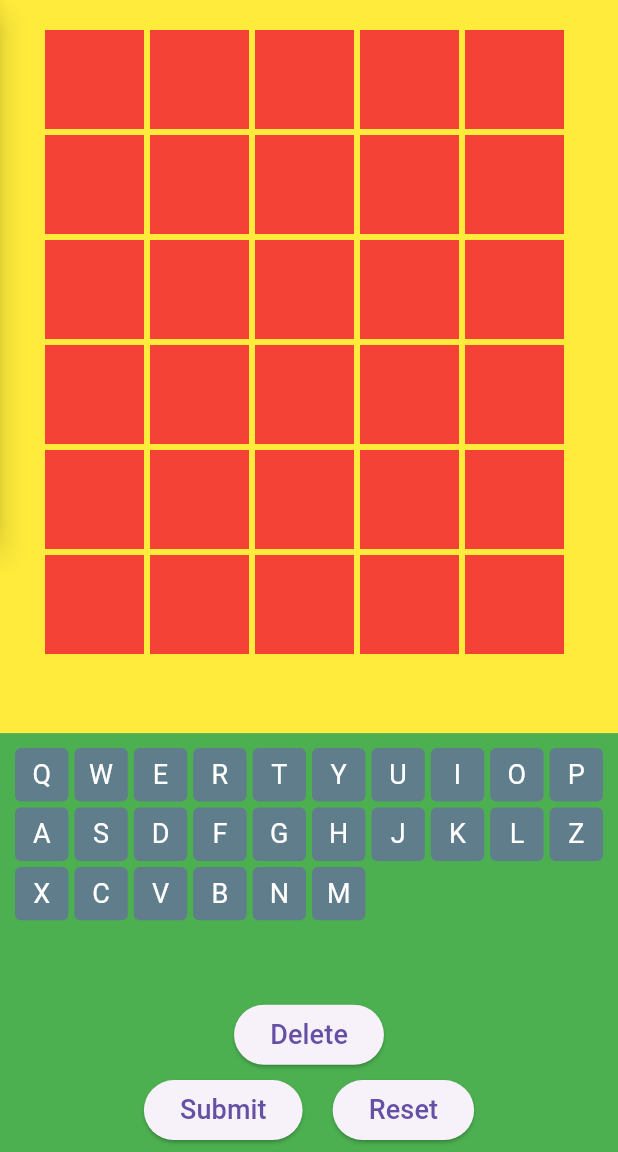
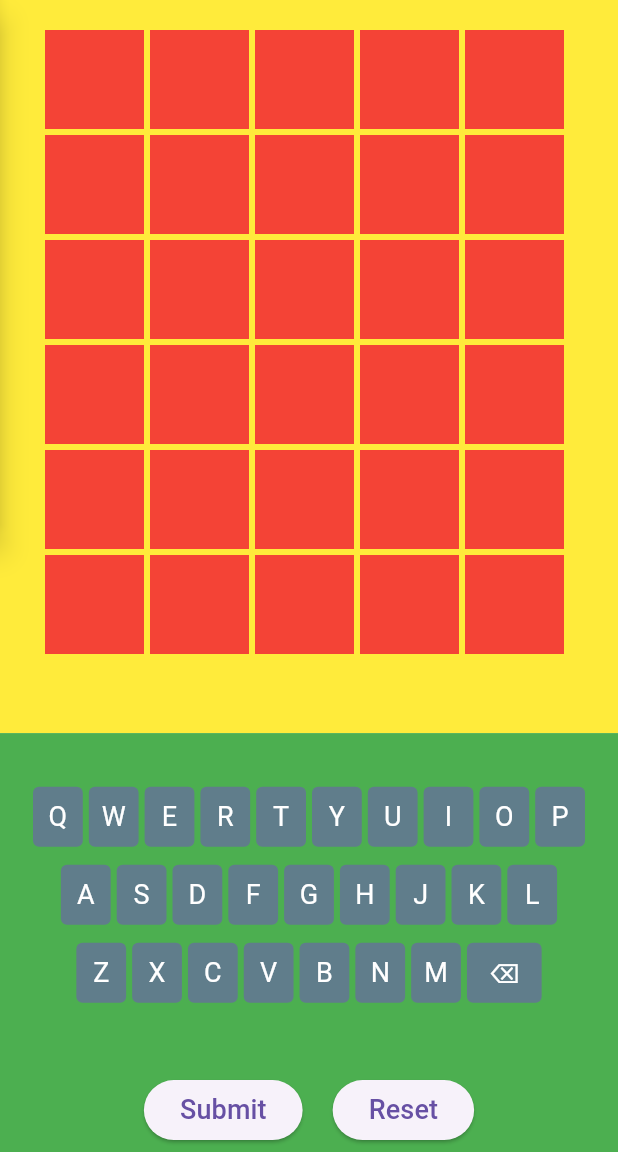
Before and after one commit to wennnn12/worldle_UAS_softdev, a Flutter app: the screen it shows after launch, after a tap on "Play", on a phone screen of 412 x 824 dp, the part 84-1236 px from its top. Run offline on Flutter 3.47's test engine with Material 3 defaults, Android fonts, the phone set to English and light mode, and no system bars; our stand-ins replace cloud_firestore, firebase_auth, firebase_core; accounts and stored records are empty.

Commit message:
Keyboard alignments
keyboard alignments now looks a little like an android phone keyboard?

```diff
--- a/lib/gameEasy.dart
+++ b/lib/gameEasy.dart
@@ -436,7 +436,8 @@ class _GameEasyState extends State<GameEasy>
                 SizedBox(height: 10),
                 Text("Guess must be a valid 5 letter word"),
                 SizedBox(height: 10),
-                Text("After submission, tiles will change color as shown below"),
+                Text(
+                    "After submission, tiles will change color as shown below"),
                 SizedBox(height: 20),
                 Row(
                   mainAxisAlignment: MainAxisAlignment.center,
@@ -449,7 +450,7 @@ class _GameEasyState extends State<GameEasy>
                   ],
                 ),
                 SizedBox(height: 5),
-                  Text.rich(
+                Text.rich(
                   TextSpan(
                     text: "G",
                     style: TextStyle(fontWeight: FontWeight.bold),
@@ -473,7 +474,7 @@ class _GameEasyState extends State<GameEasy>
                   ],
                 ),
                 SizedBox(height: 5),
-                  Text.rich(
+                Text.rich(
                   TextSpan(
                     text: "T",
                     style: TextStyle(fontWeight: FontWeight.bold),
@@ -618,7 +619,8 @@ class _GameEasyState extends State<GameEasy>
                         child: Keyboard(
                           onKeyPressed: handleKeyPress,
                           onDeletePressed: handleDeletePress,
-                          keyboardColors: keyboardColors, // Pass keyboard colors
+                          keyboardColors:
+                              keyboardColors, // Pass keyboard colors
                         ),
                       ),
                       Expanded(
@@ -810,92 +812,63 @@ class Grid extends StatelessWidget {
 class Keyboard extends StatelessWidget {
   final Function(String) onKeyPressed;
   final Function() onDeletePressed;
-  final Map<String, Color> keyboardColors; // Add keyboardColors parameter
+  final Map<String, Color> keyboardColors;
 
-  const Keyboard(
-      {required this.onKeyPressed,
-      required this.onDeletePressed,
-      required this.keyboardColors, // Initialize keyboardColors
-      Key? key})
-      : super(key: key);
+  const Keyboard({
+    required this.onKeyPressed,
+    required this.onDeletePressed,
+    required this.keyboardColors,
+    Key? key,
+  }) : super(key: key);
 
   @override
   Widget build(BuildContext context) {
-    final List<String> keys = [
-      'Q',
-      'W',
-      'E',
-      'R',
-      'T',
-      'Y',
-      'U',
-      'I',
-      'O',
-      'P',
-      'A',
-      'S',
-      'D',
-      'F',
-      'G',
-      'H',
-      'J',
-      'K',
-      'L',
-      'Z',
-      'X',
-      'C',
-      'V',
-      'B',
-      'N',
-      'M'
+    final List<List<String>> keys = [
+      ['Q', 'W', 'E', 'R', 'T', 'Y', 'U', 'I', 'O', 'P'],
+      ['A', 'S', 'D', 'F', 'G', 'H', 'J', 'K', 'L'],
+      ['Z', 'X', 'C', 'V', 'B', 'N', 'M', '⌫']
     ];
 
+    final double keyWidth = MediaQuery.of(context).size.width / 10 - 8;
+    final double keyHeight = 40;
+
     return Column(
+      mainAxisAlignment: MainAxisAlignment.center,
       children: [
-        Expanded(
-          flex: 4,
-          child: GridView.builder(
-            physics: NeverScrollableScrollPhysics(),
-            padding: EdgeInsets.all(10),
-            itemCount: keys.length,
-            gridDelegate: SliverGridDelegateWithFixedCrossAxisCount(
-              crossAxisCount: 10,
-              mainAxisSpacing: 4,
-              crossAxisSpacing: 4,
-            ),
-            itemBuilder: (context, index) {
-              final letter = keys[index];
+        for (var row in keys) ...[
+          Row(
+            mainAxisAlignment: MainAxisAlignment.center,
+            children: row.map((letter) {
               final keyColor = keyboardColors[letter] ?? Colors.blueGrey;
 
               return GestureDetector(
                 onTap: () {
-                  onKeyPressed(keys[index]);
+                  if (letter == '⌫') {
+                    onDeletePressed();
+                  } else {
+                    onKeyPressed(letter);
+                  }
                 },
                 child: Container(
+                  margin: EdgeInsets.all(2),
+                  width: letter == '⌫' ? keyWidth * 1.5 : keyWidth,
+                  height: keyHeight,
                   decoration: BoxDecoration(
                     color: keyColor,
                     borderRadius: BorderRadius.circular(4),
                   ),
                   child: Center(
                     child: Text(
-                      keys[index],
+                      letter,
                       style: TextStyle(color: Colors.white, fontSize: 18),
                     ),
                   ),
                 ),
               );
-            },
+            }).toList(),
           ),
-        ),
-        Expanded(
-          flex: 1,
-          child: Center(
-            child: ElevatedButton(
-              onPressed: onDeletePressed,
-              child: Text('Delete', style: TextStyle(fontSize: 18)),
-            ),
-          ),
-        ),
+          SizedBox(height: 8), // Adjust this value to control the vertical space between rows
+        ],
       ],
     );
   }
```
Also changed, not shown: lib/gameHard.dart (+31 -60 lines), lib/gameMedium.dart (+30 -59 lines).
